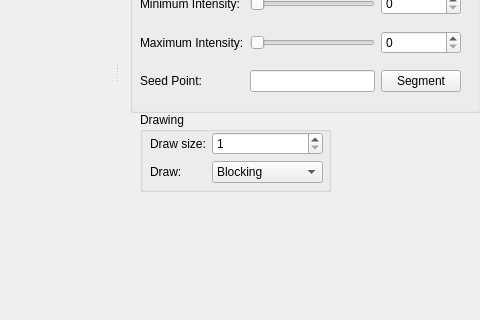
The window that src/mainwindow.ui (delcypher/simi-qt) describes before a commit, drawn with Qt 5; both pictures show x 445 to 925 and y 266 to 586 of the 1052 by 678 pixel window.
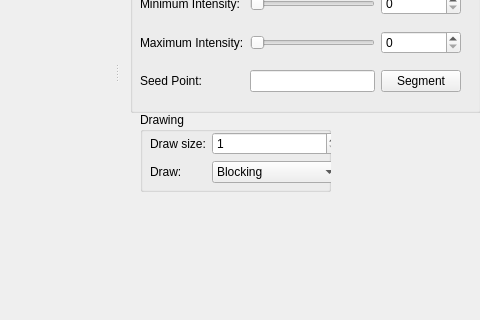
The same window after the commit. Icons and pictures are not drawn. Custom widgets are drawn as their Qt base class.

Patch:
```diff
--- a/src/mainwindow.ui
+++ b/src/mainwindow.ui
@@ -295,7 +295,7 @@
        <rect>
         <x>10</x>
         <y>20</y>
-        <width>173</width>
+        <width>191</width>
         <height>56</height>
        </rect>
       </property>
```
Left out of the diff: 8 changed lines with no effect on the pictures.
